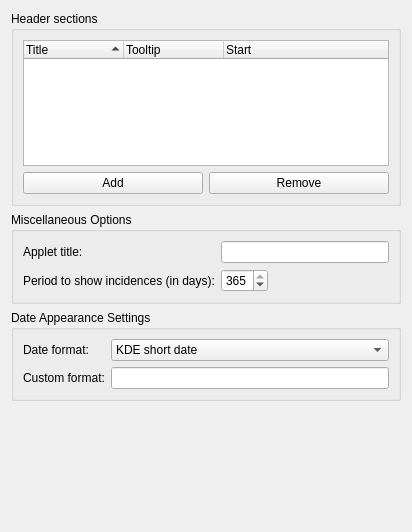
Before: the Qt Designer form src/eventappletgeneralconfig.ui in KDE/plasmoid-eventlist, drawn with Qt 5.
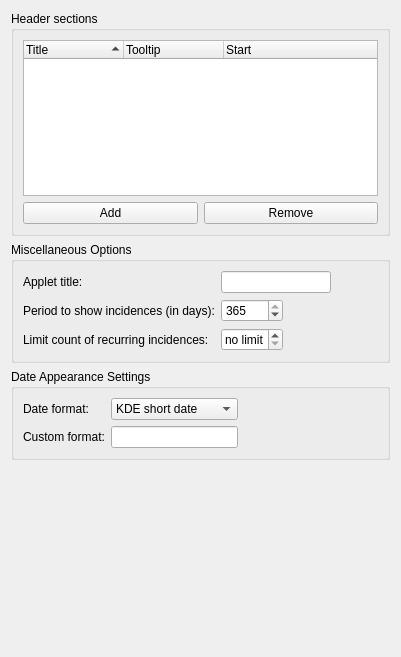
After: the same form once the commit is applied. Custom widgets are drawn as their Qt base class.

Commit message: add option to limit recurring incidences

Patch:
```diff
--- a/src/eventappletgeneralconfig.ui
+++ b/src/eventappletgeneralconfig.ui
@@ -6,8 +6,8 @@
    <rect>
     <x>0</x>
     <y>0</y>
-    <width>412</width>
-    <height>532</height>
+    <width>401</width>
+    <height>657</height>
    </rect>
   </property>
   <layout class="QVBoxLayout" name="verticalLayout">
@@ -98,6 +98,22 @@
         </property>
        </widget>
       </item>
+      <item row="0" column="3">
+       <spacer name="horizontalSpacer_2">
+        <property name="orientation">
+         <enum>Qt::Horizontal</enum>
+        </property>
+        <property name="sizeType">
+         <enum>QSizePolicy::Minimum</enum>
+        </property>
+        <property name="sizeHint" stdset="0">
+         <size>
+          <width>40</width>
+          <height>20</height>
+         </size>
+        </property>
+       </spacer>
+      </item>
       <item row="1" column="0">
        <widget class="QLabel" name="label_6">
         <property name="text">
@@ -121,7 +137,7 @@
         </property>
        </widget>
       </item>
-      <item row="1" column="2">
+      <item row="1" column="2" rowspan="2" colspan="2">
        <spacer name="horizontalSpacer">
         <property name="orientation">
          <enum>Qt::Horizontal</enum>
@@ -134,6 +150,29 @@
         </property>
        </spacer>
       </item>
+      <item row="2" column="0">
+       <widget class="QLabel" name="label_4">
+        <property name="text">
+         <string>Limit count of recurring incidences:</string>
+        </property>
+       </widget>
+      </item>
+      <item row="2" column="1">
+       <widget class="KIntSpinBox" name="recurringCountBox">
+        <property name="toolTip">
+         <string>Set the maximum occurrence of recurring incidences.</string>
+        </property>
+        <property name="specialValueText">
+         <string>no limit</string>
+        </property>
+        <property name="minimum">
+         <number>0</number>
+        </property>
+        <property name="value">
+         <number>0</number>
+        </property>
+       </widget>
+      </item>
      </layout>
     </widget>
    </item>
@@ -172,6 +211,19 @@
         </item>
        </widget>
       </item>
+      <item row="0" column="2" rowspan="2">
+       <spacer name="horizontalSpacer_4">
+        <property name="orientation">
+         <enum>Qt::Horizontal</enum>
+        </property>
+        <property name="sizeHint" stdset="0">
+         <size>
+          <width>140</width>
+          <height>38</height>
+         </size>
+        </property>
+       </spacer>
+      </item>
       <item row="1" column="0">
        <widget class="QLabel" name="label_3">
         <property name="text">
@@ -194,6 +246,9 @@
      <property name="orientation">
       <enum>Qt::Vertical</enum>
      </property>
+     <property name="sizeType">
+      <enum>QSizePolicy::MinimumExpanding</enum>
+     </property>
      <property name="sizeHint" stdset="0">
       <size>
        <width>20</width>
```
The commit also changes 4 other files.
